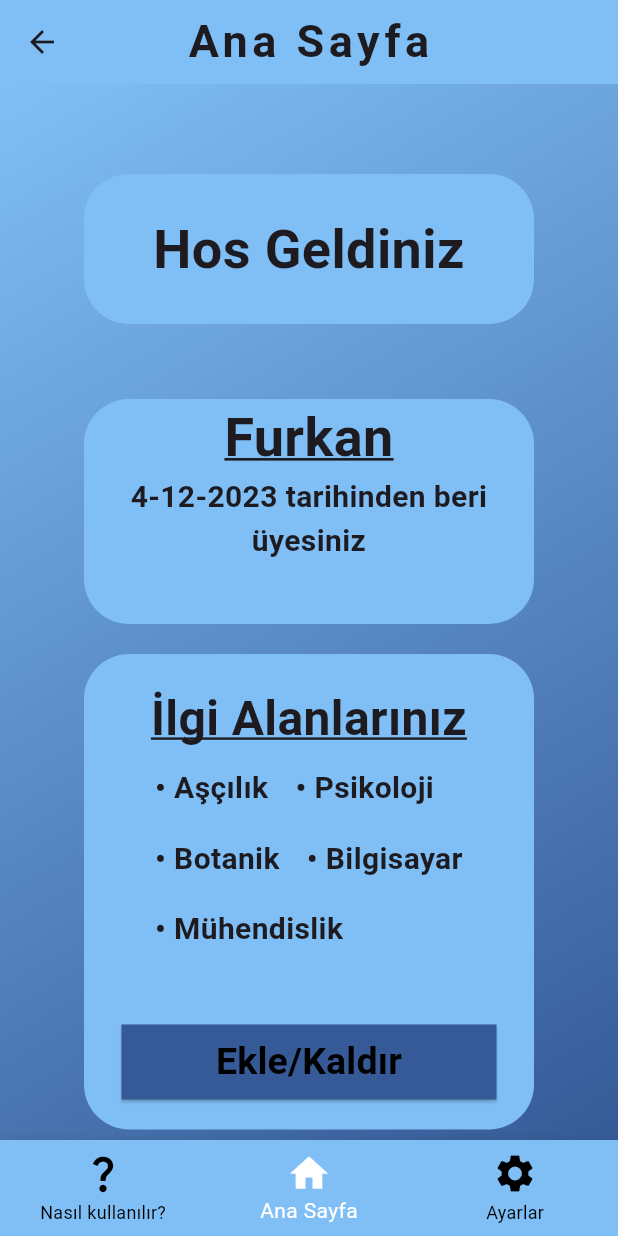
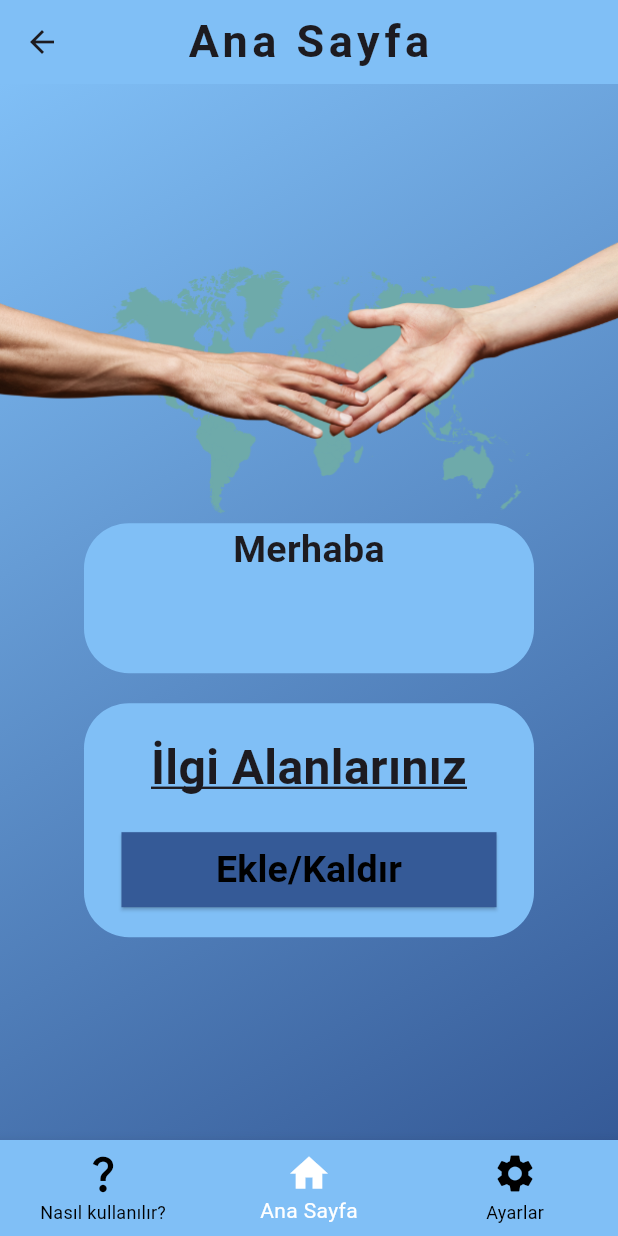
Before and after one commit to furkanCalik7/Yoldas, a Flutter app: the VolunteerMainFrame screen opened by its route, on a phone screen of 412 x 824 dp. Run offline on Flutter 3.47's test engine with Material 3 defaults, Android fonts, the phone set to English and light mode, and no system bars; our stand-ins replace camera, card_swiper, cloud_firestore, firebase_auth, firebase_core, firebase_messaging and 13 more; missing offline and left inert: flutter_callkit_incoming, flutter_webrtc, google_mlkit_commons, google_mlkit_text_recognition, tflite_v2; accounts and stored records are empty; generated files the repository leaves out were written again.

Commit message:
updated volunteer_home_screen.dart

```diff
--- a/frontend/lib/pages/volunteer_home_screen.dart
+++ b/frontend/lib/pages/volunteer_home_screen.dart
@@ -1,31 +1,47 @@
 import 'package:flutter/material.dart';
 import 'package:frontend/custom_widgets/buttons/button_main.dart';
 import 'package:frontend/custom_widgets/colors.dart';
+import 'package:frontend/pages/abililities_page.dart';
 
 import '../custom_widgets/text_widgets/text_container.dart';
+import '../util/secure_storage.dart';
 
-class VolunteerHomeScreen extends StatelessWidget {
-  final String username;
-  final List<String> categories;
-  final DateTime joinDate;
+class VolunteerHomeScreen extends StatefulWidget {
 
-  // Named constructor
-  VolunteerHomeScreen(
-      String username,
-      DateTime date,
-      List<String> categories,
-      )   : this.username = username,
-        this.joinDate = date,
-        this.categories = categories;
+  @override
+  State<VolunteerHomeScreen> createState() => _VolunteerHomeScreenState();
+}
+
+class _VolunteerHomeScreenState extends State<VolunteerHomeScreen> {
+
+  String username = "";
+  List<String> categories = [];
+  String phoneNumber = "";
+
+  getUserInfo() async{
+
+    username = await SecureStorageManager.read(key: StorageKey.name) ?? "";
+    categories = await SecureStorageManager.readList(key: StorageKey.abilities) ?? [];
+    phoneNumber = await SecureStorageManager.read(key: StorageKey.phone_number) ?? "";
+
+    setState(() {});
+  }
+
+  @override
+  void initState() {
+    getUserInfo();
+    super.initState();
+  }
 
   @override
   Widget build(BuildContext context) {
+
     return SingleChildScrollView(
       child: Column(
         children: [
-          TextContainer(text: "Hos Geldiniz"),
+          Image.asset("assets/home_image.png",),
           Container(
-            height: 150,
+            height: 100,
             width: 300,
             decoration: BoxDecoration(
               color: textContainerColor, borderRadius: BorderRadius.circular(30),
@@ -34,21 +50,21 @@ class VolunteerHomeScreen extends StatelessWidget {
               child: Column(
                 children: [
                   Text(
-                    username,
+                    "Merhaba $username",
                     textAlign: TextAlign.center,
                     style: const TextStyle(
-                      fontSize: 36,
+                      fontSize: 25,
                       fontWeight: FontWeight.bold,
-                      decoration: TextDecoration.underline,
                     ),
+
                   ),
                   Text(
-                    "${joinDate.day}-${joinDate.month}-${joinDate.year} tarihinden beri üyesiniz",
+                    phoneNumber,
                     textAlign: TextAlign.center,
                     style: const TextStyle(
                       fontSize: 20,
-                      fontWeight: FontWeight.bold,
                     ),
+
                   ),
                 ],
               ),
@@ -89,11 +105,11 @@ class VolunteerHomeScreen extends StatelessWidget {
                     ),
                   )).toList(),
                 ),
-                SizedBox(
-                  height: 20,
-                ),
                 SizedBox(height: 20,),
-                ButtonMain(text: "Ekle/Kaldır", action: () {}, width: 250, height: 50, buttonColor: gradiendColor2,),
+                ButtonMain(text: "Ekle/Kaldır", action: () {
+                  Navigator.of(context).push(MaterialPageRoute(
+                      builder: (BuildContext context) => AbilitiesPage()));
+                }, width: 250, height: 50, buttonColor: gradiendColor2,),
               ],
             ),
           )
--- a/frontend/lib/pages/volunteer_main_frame.dart
+++ b/frontend/lib/pages/volunteer_main_frame.dart
@@ -1,3 +1,4 @@
+import 'package:firebase_auth/firebase_auth.dart';
 import 'package:flutter/material.dart';
 import 'package:frontend/controller/notification_handler.dart';
 import 'package:frontend/custom_widgets/colors.dart';
@@ -25,13 +26,7 @@ class _VolunteerMainFrameState extends State<VolunteerMainFrame> {
 
   static List<Widget> _widgetOptions = <Widget>[
     Text("Nasıl kullanılır?"),
-    VolunteerHomeScreen("Furkan", DateTime.parse("2023-12-04"), [
-      "Aşçılık",
-      "Psikoloji",
-      "Botanik",
-      "Bilgisayar",
-      "Mühendislik",
-    ]),
+    VolunteerHomeScreen(),
     SettingsScreen(),
   ];
 
```
Also changed, not shown: frontend/assets/home_image.png (added).
